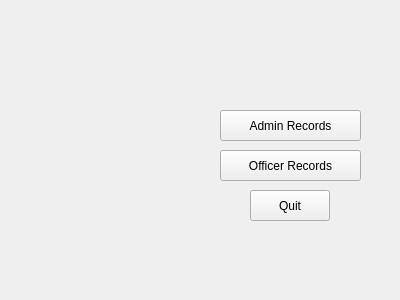
This is NHS_BullDog_Log/mainwidget.ui in shanetorres/NHS-BullDogLog as Qt 5 draws it before an edit. The edited form follows.
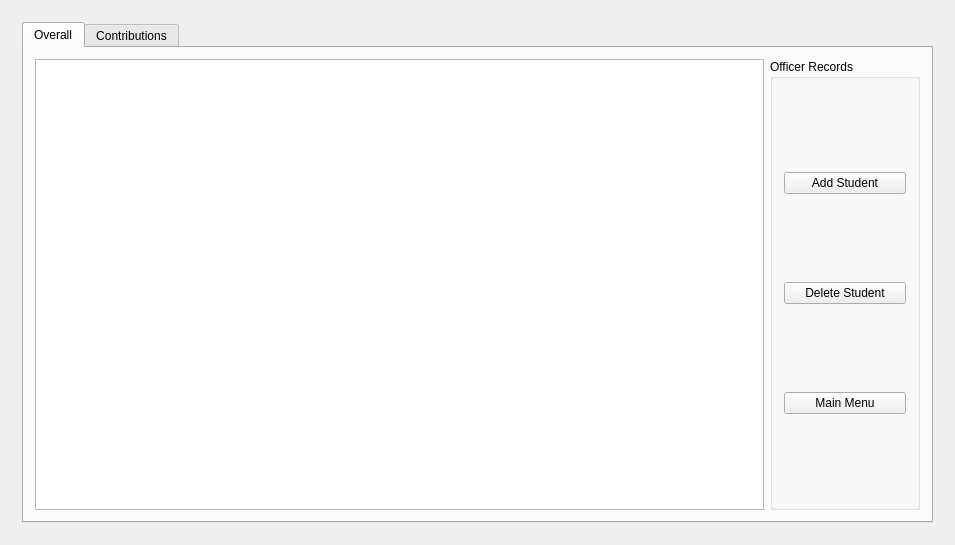
This is the edited form. The open tabs and pages were chosen to show the change.

Commit message: Updated layout of main menu as well as Officer Records page, added Table view as well as tabs widget.

Patch:
```diff
--- a/NHS_BullDog_Log/mainwidget.ui
+++ b/NHS_BullDog_Log/mainwidget.ui
@@ -6,69 +6,126 @@
    <rect>
     <x>0</x>
     <y>0</y>
-    <width>400</width>
-    <height>300</height>
+    <width>955</width>
+    <height>545</height>
    </rect>
   </property>
   <property name="windowTitle">
    <string>mainWidget</string>
   </property>
+  <layout class="QVBoxLayout" name="verticalLayout">
+   <item>
   <widget class="QStackedWidget" name="stackedWidget">
-   <property name="geometry">
-    <rect>
-     <x>10</x>
-     <y>10</y>
-     <width>381</width>
-     <height>281</height>
-    </rect>
-   </property>
    <property name="currentIndex">
     <number>0</number>
    </property>
    <widget class="QWidget" name="startPage">
+      <layout class="QGridLayout" name="gridLayout">
+       <item row="0" column="1">
+        <widget class="QGroupBox" name="buttonsGroupBox">
+         <property name="title">
+          <string>Select one to continue...</string>
+         </property>
+         <layout class="QVBoxLayout" name="verticalLayout_2">
+          <item>
     <widget class="QPushButton" name="adminButton">
-     <property name="geometry">
-      <rect>
-       <x>210</x>
-       <y>100</y>
-       <width>141</width>
-       <height>31</height>
-      </rect>
-     </property>
      <property name="text">
       <string>Admin Records</string>
      </property>
     </widget>
+          </item>
+          <item>
     <widget class="QPushButton" name="officerButton">
-     <property name="geometry">
-      <rect>
-       <x>210</x>
-       <y>140</y>
-       <width>141</width>
-       <height>31</height>
-      </rect>
-     </property>
      <property name="text">
       <string>Officer Records</string>
      </property>
     </widget>
+          </item>
+          <item>
     <widget class="QPushButton" name="quitButton">
-     <property name="geometry">
-      <rect>
-       <x>240</x>
-       <y>180</y>
-       <width>80</width>
-       <height>31</height>
-      </rect>
-     </property>
      <property name="text">
       <string>Quit</string>
      </property>
     </widget>
+          </item>
+         </layout>
+        </widget>
+       </item>
+       <item row="0" column="0">
+        <widget class="QLabel" name="label">
+         <property name="text">
+          <string>There will eventually be a picture here</string>
+         </property>
+        </widget>
+       </item>
+      </layout>
    </widget>
    <widget class="QWidget" name="adminPage"/>
-   <widget class="QWidget" name="officerAge"/>
-  </widget>
+     <widget class="QWidget" name="officerPage">
+      <layout class="QGridLayout" name="gridLayout_2">
+       <item row="0" column="0">
+        <widget class="QTabWidget" name="tabWidget">
+         <property name="currentIndex">
+          <number>0</number>
+         </property>
+         <widget class="QWidget" name="overallTab">
+          <attribute name="title">
+           <string>Overall</string>
+          </attribute>
+          <layout class="QGridLayout" name="gridLayout_3">
+           <item row="0" column="1">
+            <widget class="QGroupBox" name="groupBox">
+             <property name="minimumSize">
+              <size>
+               <width>150</width>
+               <height>0</height>
+              </size>
+             </property>
+             <property name="title">
+              <string>Officer Records</string>
+             </property>
+             <layout class="QVBoxLayout" name="verticalLayout_3">
+              <item>
+               <widget class="QPushButton" name="offAddStudentButton">
+                <property name="text">
+                 <string>Add Student</string>
+                </property>
+               </widget>
+              </item>
+              <item>
+               <widget class="QPushButton" name="offDeleteStudentButton">
+                <property name="text">
+                 <string>Delete Student</string>
+                </property>
+               </widget>
+              </item>
+              <item>
+               <widget class="QPushButton" name="offMenuButton">
+                <property name="text">
+                 <string>Main Menu</string>
+                </property>
+               </widget>
+              </item>
+             </layout>
+            </widget>
+           </item>
+           <item row="0" column="0">
+            <widget class="QTableView" name="tableView"/>
+           </item>
+          </layout>
+         </widget>
+         <widget class="QWidget" name="cont_tab">
+          <attribute name="title">
+           <string>Contributions</string>
+          </attribute>
+         </widget>
+        </widget>
+       </item>
+      </layout>
+     </widget>
+    </widget>
+   </item>
+  </layout>
  </widget>
  <layoutdefault spacing="6" margin="11"/>
  <resources/>
```
Lines whose indentation alone changed are shown as unchanged. The commit also changes 5 other files.
